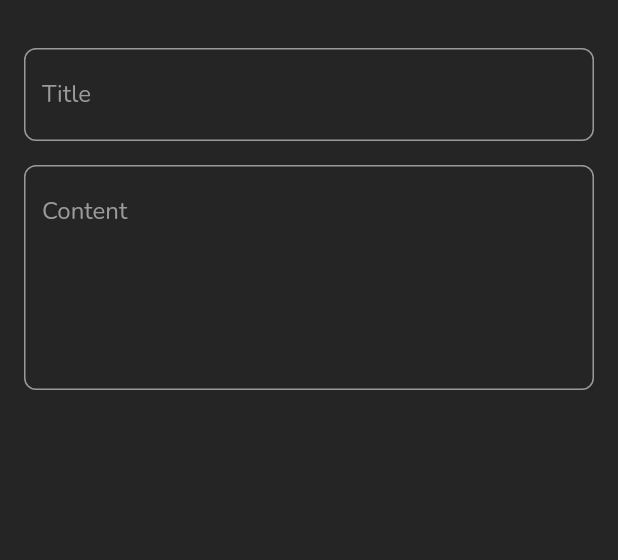
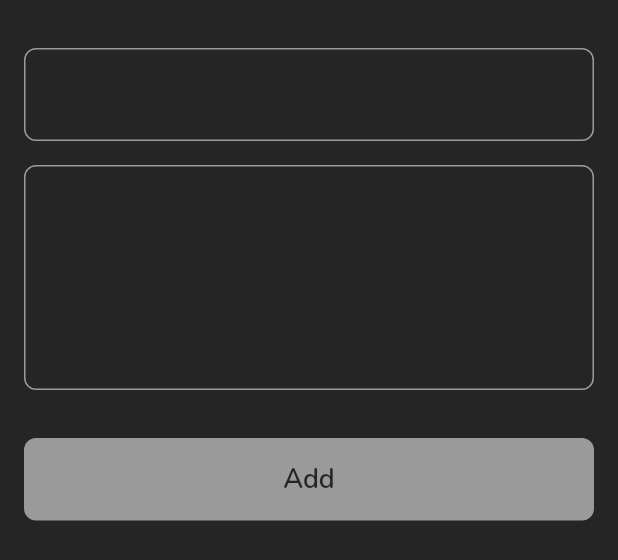
Before and after one commit to AhmedBassem1/Notes_App, a Flutter app: the AddNoteSheet widget shown alone on an empty page, opened directly, on a phone screen of 412 x 824 dp. Shown: the top 560 px of the screen. Run offline on Flutter 3.47's test engine with Material 2 defaults, Android fonts, the phone set to English and light mode, and no system bars; our stand-ins replace google_fonts.

Commit message:
Finish add note sheet

```diff
--- a/lib/Views/Wights/add_note_sheet.dart
+++ b/lib/Views/Wights/add_note_sheet.dart
@@ -1,5 +1,6 @@
 import 'package:flutter/material.dart';
 
+import 'custom_button_save.dart';
 import 'custom_text_field.dart';
 
 
@@ -10,6 +11,7 @@ class AddNoteSheet extends StatelessWidget {
   Widget build(BuildContext context) {
     return Padding(
       padding: const EdgeInsets.symmetric(horizontal: 16.0),
+      child: SingleChildScrollView(
         child: Column(
           children: const [
             SizedBox(
@@ -24,8 +26,16 @@ class AddNoteSheet extends StatelessWidget {
             CustomTextField(
               hint: 'Content',
               maxLine: 5,
+            ),
+            SizedBox(
+              height: 32,
+            ),
+            CustomButtonSave(),
+            SizedBox(
+              height: 16,
             )
           ],
+        ),
       ),
     );
   }
--- a/lib/Views/Wights/custom_button_save.dart
+++ b/lib/Views/Wights/custom_button_save.dart
@@ -1,17 +1,25 @@
 import 'package:flutter/material.dart';
+import 'package:google_fonts/google_fonts.dart';
 class CustomButtonSave extends StatelessWidget {
   const CustomButtonSave({Key? key}) : super(key: key);
 
   @override
   Widget build(BuildContext context) {
     return  Container(
-      height: 50,
-      width: 50,
+      width: MediaQuery.of(context).size.width,
+      height: 55,
       decoration: BoxDecoration(
-        color: const Color(0xFF3B3B3B),
-        borderRadius: BorderRadius.circular(15),
+        color: const Color(0xFF9A9A9A),
+        borderRadius: BorderRadius.circular(8),
       ),
-      child: const Icon(Icons.save_outlined,size: 28),
+      child:  Center(child: Text('Add',
+        style:  GoogleFonts.nunito(
+          color: const Color(0xFF252525),
+          fontSize: 18,
+          fontWeight: FontWeight.w600
+      ),
+      )
+      ),
     );
   }
 }
--- a/lib/Views/Wights/custom_text_field.dart
+++ b/lib/Views/Wights/custom_text_field.dart
@@ -19,7 +19,7 @@ final int maxLine;
       ),
       decoration: InputDecoration(
         hintStyle: GoogleFonts.nunito(
-            color: const Color(0xFF9A9A9A),
+            color: const Color(0xFF252525),
 
             fontWeight: FontWeight.w400
         ),
```
Lines whose indentation alone changed are shown as unchanged.
